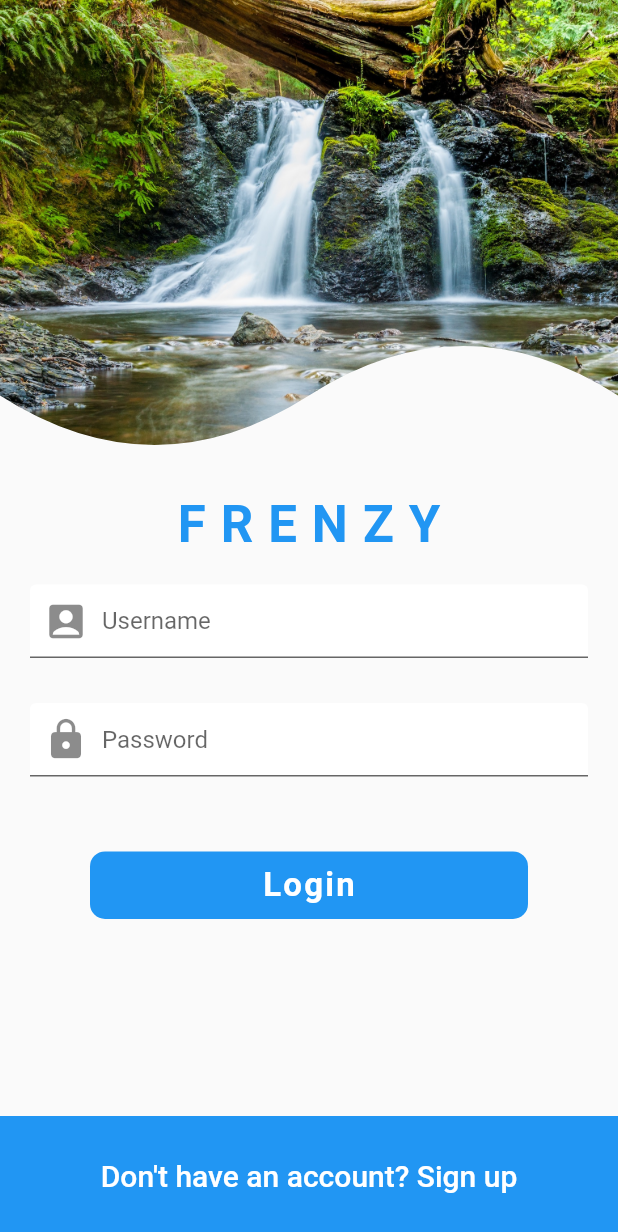
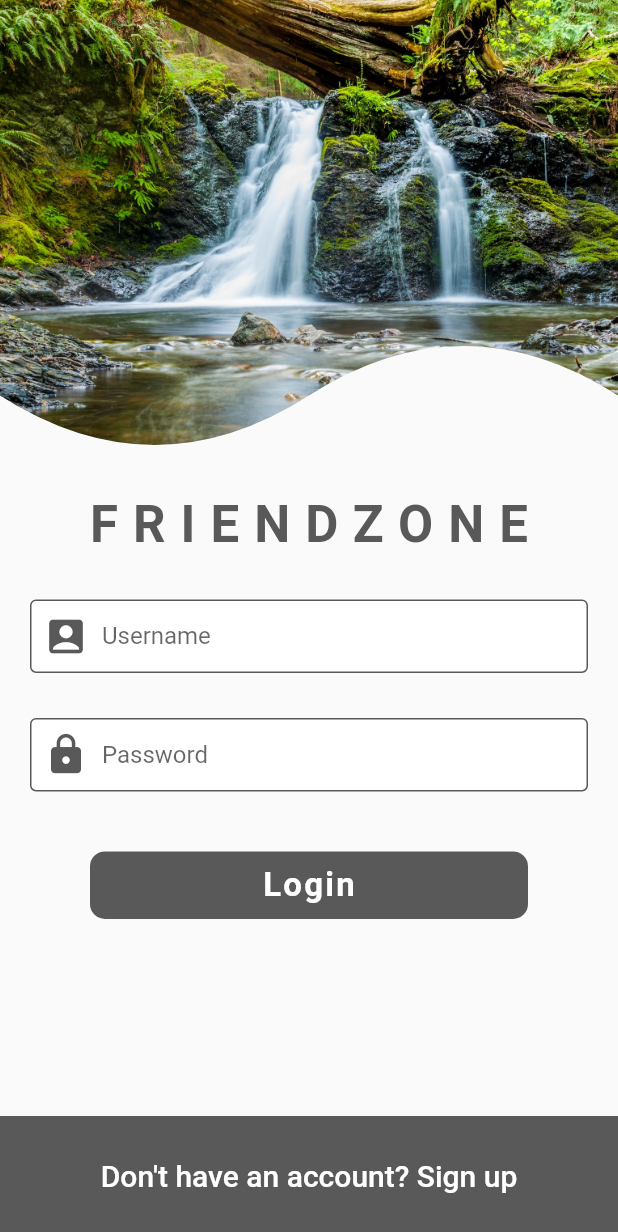
Before and after one commit to offfahad/social-media-app-flutter, a Flutter app: the screen it shows after launch, on a phone screen of 412 x 824 dp. Shown: the top 1232 px of the screen. Run offline on Flutter 3.47's test engine with Material 2 defaults, Android fonts, the phone set to English and light mode, and no system bars.

Commit message:
colors-scheme-changed

```diff
--- a/lib/main.dart
+++ b/lib/main.dart
@@ -15,7 +15,7 @@ class MyApp extends StatelessWidget {
       title: 'Flutter Social UI',
       debugShowCheckedModeBanner: false,
       theme: ThemeData(
-        primaryColor: Colors.blue,
+        primaryColor: Color.fromARGB(255, 89, 89, 89),
         //useMaterial3: true,
       ),
       home: const LoginScreen(),
--- a/lib/screens/home_screen.dart
+++ b/lib/screens/home_screen.dart
@@ -33,7 +33,7 @@ class _HomeScreenState extends State<HomeScreen>
         ),
         centerTitle: true,
         title: Text(
-          'FRENZY',
+          'FRIENDZONE',
           style: TextStyle(
             color: Theme.of(context).primaryColor,
             fontWeight: FontWeight.bold,
--- a/lib/screens/login_screen.dart
+++ b/lib/screens/login_screen.dart
@@ -28,7 +28,7 @@ class _LoginScreenState extends State<LoginScreen> {
                 ),
               ),
               Text(
-                'FRENZY',
+                'FRIENDZONE',
                 style: TextStyle(
                   color: Theme.of(context).primaryColor,
                   fontSize: 34.0,
@@ -36,40 +36,64 @@ class _LoginScreenState extends State<LoginScreen> {
                   letterSpacing: 10.0,
                 ),
               ),
-              const SizedBox(height: 10.0),
-              const Padding(
-                padding: EdgeInsets.symmetric(horizontal: 20.0, vertical: 10.0),
+              const SizedBox(height: 20.0),
+              Padding(
+                padding: const EdgeInsets.symmetric(horizontal: 20.0, vertical: 10.0),
                 child: TextField(
+                  cursorColor: Theme.of(context).primaryColor,
                   decoration: InputDecoration(
-                    contentPadding: EdgeInsets.symmetric(vertical: 15.0),
+                    contentPadding: const EdgeInsets.symmetric(vertical: 15.0),
                     fillColor: Colors.white,
                     filled: true,
                     hintText: 'Username',
                     prefixIcon: Icon(
                       Icons.account_box,
                       size: 30.0,
+                      color: Theme.of(context).primaryColor,
+                    ),
+                    enabledBorder: OutlineInputBorder(
+                      borderSide: BorderSide(
+                        color: Theme.of(context).primaryColor,
+                      ), // Change the border color here
+                    ),
+                    focusedBorder: OutlineInputBorder(
+                      borderSide: BorderSide(
+                        color: Theme.of(context).primaryColor,
+                      ),
                     ),
                   ),
                 ),
               ),
               const SizedBox(height: 10.0),
-              const Padding(
-                padding: EdgeInsets.symmetric(horizontal: 20.0, vertical: 10.0),
+              Padding(
+                padding: const EdgeInsets.symmetric(horizontal: 20.0, vertical: 10.0),
                 child: TextField(
+                  cursorColor: Theme.of(context).primaryColor,
                   decoration: InputDecoration(
-                    contentPadding: EdgeInsets.symmetric(vertical: 15.0),
+                    contentPadding: const EdgeInsets.symmetric(vertical: 15.0),
                     fillColor: Colors.white,
                     filled: true,
                     hintText: 'Password',
                     prefixIcon: Icon(
                       Icons.lock,
                       size: 30.0,
+                      color: Theme.of(context).primaryColor,
+                    ),
+                    enabledBorder: OutlineInputBorder(
+                      borderSide: BorderSide(
+                        color: Theme.of(context).primaryColor,
+                      ), // Change the border color here
+                    ),
+                    focusedBorder: OutlineInputBorder(
+                      borderSide: BorderSide(
+                        color: Theme.of(context).primaryColor,
+                      ), // Change the border color when the field is focused
                     ),
                   ),
                   obscureText: true,
                 ),
               ),
-              const SizedBox(height: 40.0),
+              const SizedBox(height: 30.0),
               GestureDetector(
                 onTap: () => Navigator.pushReplacement(
                   context,
```
